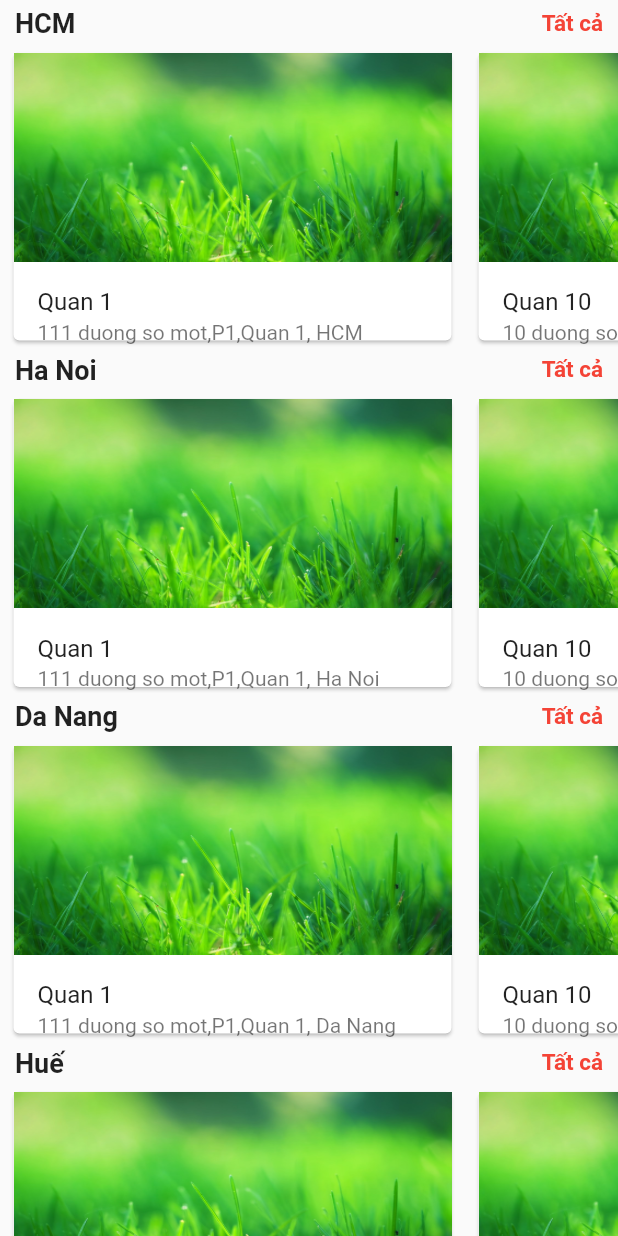
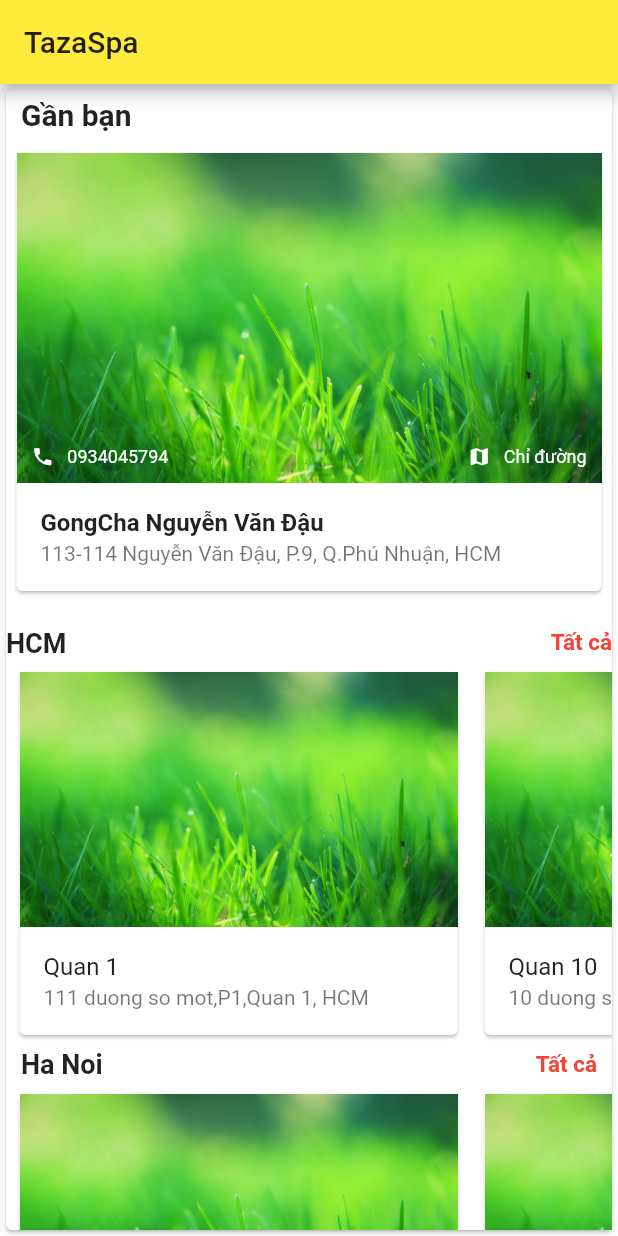
Before and after one commit to HieuTranTrung1204/TrainingFlutter, a Flutter app: the screen it shows after launch, on a phone screen of 412 x 824 dp. Run offline on Flutter 3.47's test engine with Material 2 defaults, Android fonts, the phone set to English and light mode, and no system bars.

Commit message:
+ update : Thêm thẻ "gần bạn" vào giao diện

```diff
--- a/lib/screen_branch.dart
+++ b/lib/screen_branch.dart
@@ -10,7 +10,7 @@ class ScreenBranch extends StatelessWidget {
     return new MaterialApp(
       title: 'Flutter Demo',
       theme: new ThemeData(
-        primarySwatch: Colors.blue,
+        primarySwatch: Colors.yellow,
       ),
       home: new MyHomePage(),
       // Đây là cách set title cách 2
@@ -64,6 +64,81 @@ class _MyHomePageState extends State<MyHomePage> {
     City _city = lstCity[index];
     return new Column(
       children: <Widget>[
+        index==0 ?
+        new Container(
+          margin: new EdgeInsets.only(top:5.0,bottom: 5.0) ,
+          child: new Column(
+            crossAxisAlignment: CrossAxisAlignment.start,
+            children: <Widget>[
+              new Text("  Gần bạn",style: new TextStyle(fontSize: 20.0,fontWeight: FontWeight.bold),),
+              new Container(
+                height: 300.0,
+                margin : new EdgeInsets.only(bottom: 20.0,left: 3.0,right: 3.0,top : 10.0),
+                width: MediaQuery.of(context).size.width,
+                child: new Card(
+                  child: new InkWell(
+                    child: new Column(
+                      children: <Widget>[
+                        new Expanded(
+                          child : new Stack(
+                            alignment: Alignment.bottomLeft,
+                            children: <Widget>[
+                              new Container(
+                                height: 250.0,
+                                decoration: const BoxDecoration(
+                                  image: const DecorationImage(
+                                    fit: BoxFit.fill,
+                                    image: const AssetImage("assets/images/background_1.jpg"),
+                                  ),
+                                ),
+                              ),
+                              new Row(
+                                mainAxisAlignment: MainAxisAlignment.spaceBetween,
+                                children: <Widget>[
+                                  new Container(
+                                    margin: new EdgeInsets.only(bottom: 10.0,left: 10.0),
+                                    child: new Row(
+                                      children: <Widget>[
+                                        new Icon(Icons.phone,size: 15.0,color: Colors.white,),
+                                        new Text("   0934045794",style: new TextStyle(color: Colors.white,fontSize: 12.0),)
+                                      ],
+                                    ),
+                                  ),
+                                  new Container(
+                                    margin: new EdgeInsets.only(bottom: 10.0,right: 10.0),
+                                    child: new Row(
+                                      children: <Widget>[
+                                        new Icon(Icons.map,size: 15.0,color: Colors.white,),
+                                        new Text("   Chỉ đường",style: new TextStyle(color: Colors.white,fontSize: 12.0),)
+                                      ],
+                                    ),
+                                  )
+                                ],
+                              )
+                            ],
+                          ),
+                          flex: 8,
+                        ),
+                        new ListTile(
+                          title: new Text("GongCha Nguyễn Văn Đậu",style: new TextStyle(fontWeight: FontWeight.bold),),
+                          subtitle: new Text("113-114 Nguyễn Văn Đậu, P.9, Q.Phú Nhuận, HCM"),
+                        ),
+                      ],
+                    ),
+                    onTap: null,
+                  ),
+                ),
+              ),
+              new Row(
+                mainAxisAlignment: MainAxisAlignment.spaceBetween,
+                children: <Widget>[
+                  new Text(_city.city, style: new TextStyle(fontSize: 18.0,fontWeight: FontWeight.bold),),
+                  new Text("Tất cả", style: new TextStyle(fontSize: 15.0,color: Colors.red,fontWeight: FontWeight.bold),)
+                ],
+              ),
+            ],
+          )
+        ):
         new Container(
           margin: new EdgeInsets.only(top:5.0,bottom: 5.0, left: 10.0,right: 10.0) ,
           child: new Row(
@@ -96,10 +171,16 @@ class _MyHomePageState extends State<MyHomePage> {
     return new WillPopScope(
         onWillPop: _onWillPop,
         child: new Scaffold(
-
-            body: new ListView.builder(
-                itemCount: countCity,
-                itemBuilder: _builder
+            appBar: new AppBar(
+              title: new Text("TazaSpa"),
+            ),
+            body: new Container(
+              child: new Card(
+                child: new ListView.builder(
+                    itemCount: countCity,
+                    itemBuilder: _builder
+                ),
+              ),
             )
         )
     );
@@ -129,7 +210,7 @@ class CardBranch extends StatelessWidget{
   @override
   Widget build(BuildContext context) {
     return new Container(
-      height: 200.0,
+      height: 250.0,
       child: new ListView.builder(
         scrollDirection: Axis.horizontal,
         itemCount: lstBranch.length,
@@ -144,6 +225,7 @@ class CardBranch extends StatelessWidget{
                   children: <Widget>[
                     new Expanded(
                       child : new Container(
+                        height: 150.0,
                         decoration: const BoxDecoration(
                           image: const DecorationImage(
                             fit: BoxFit.fill,
@@ -153,16 +235,10 @@ class CardBranch extends StatelessWidget{
                       ),
                       flex: 8,
                     ),
-                    new Expanded(
-                      child: new Container(
-                        margin: new EdgeInsets.only(bottom: 5.0),
-                        child: new ListTile(
-                          title: new Text(lstBranch[index].name),
-                          subtitle: new Text(lstBranch[index].address),
-                        ),
-                      ),
-                      flex: 3,
-                    )
+                    new ListTile(
+                      title: new Text(lstBranch[index].name),
+                      subtitle: new Text(lstBranch[index].address.length > 34 ? lstBranch[index].address.substring(0,34)+"...":lstBranch[index].address),
+                    ),
                   ],
                 ),
                 onTap: ()=>_onTap(context,index),
```
